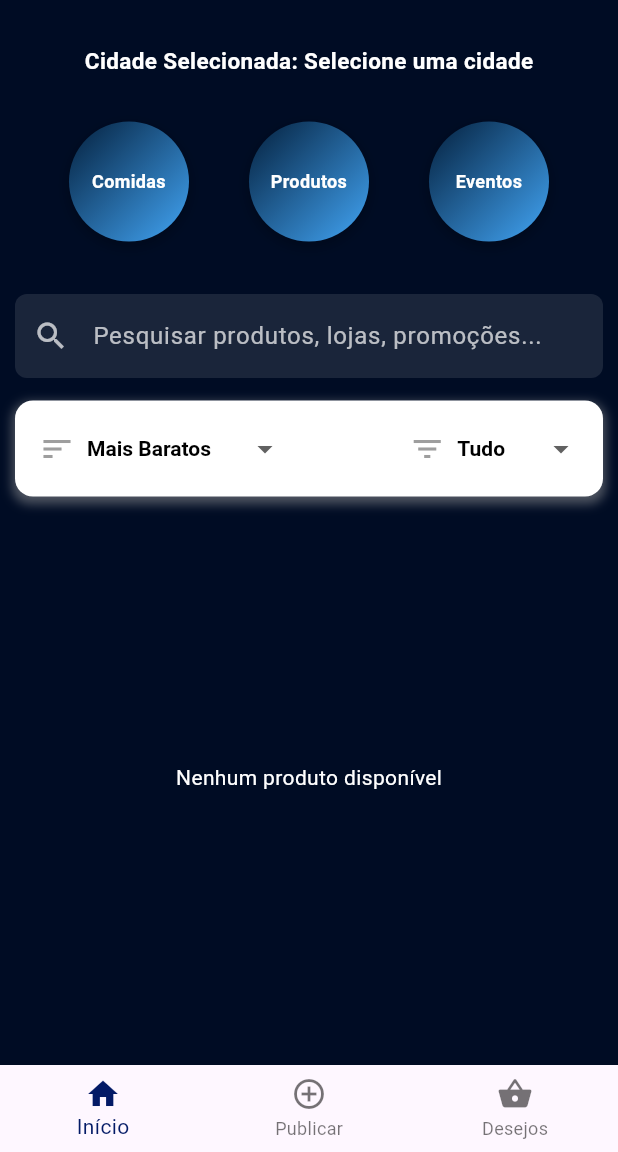
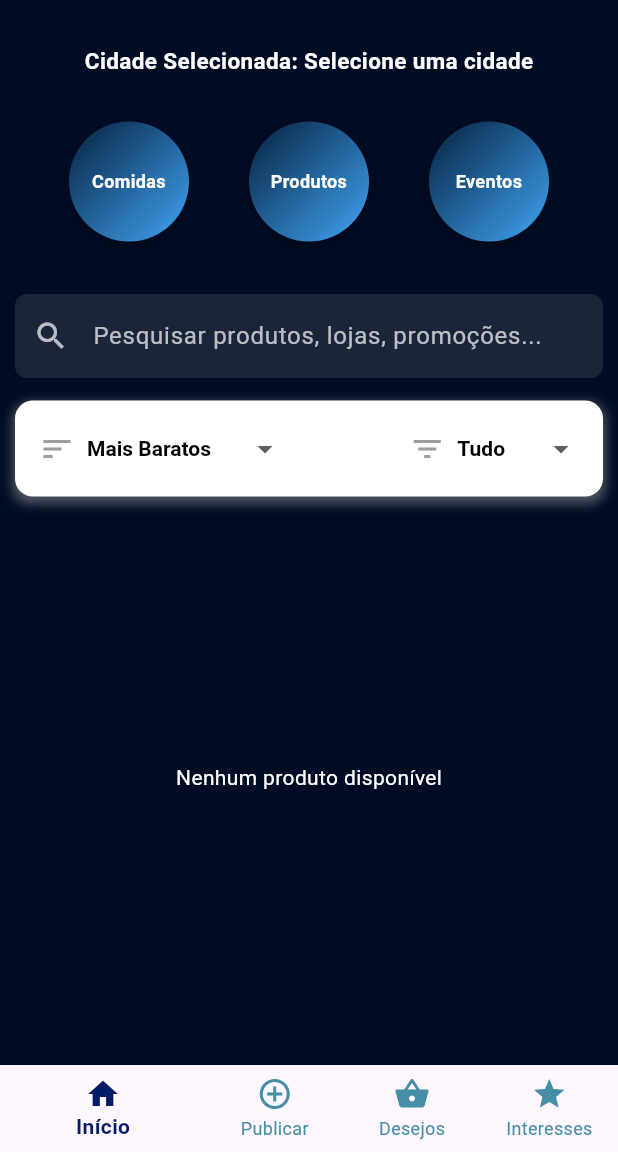
Before and after one commit to CaioAndersonMM/PromoApp-Flutter, a Flutter app: the screen it shows after launch, after a tap on "Comidas", on a phone screen of 412 x 824 dp, the part 84-1236 px from its top. Run offline on Flutter 3.47's test engine with Material 3 defaults, Android fonts, the phone set to English and light mode, and no system bars; our stand-ins replace cloud_firestore, firebase_core, geolocator, get, image_picker, sqflite; accounts and stored records are empty.

```diff
--- a/lib/main.dart
+++ b/lib/main.dart
@@ -3,6 +3,8 @@ import 'dart:io';
 import 'package:flutter/material.dart';
 import 'package:get/get.dart';
 import 'package:meu_app/controllers/produto_controller.dart';
+import 'package:meu_app/controllers/comida_controller.dart';
+import 'package:meu_app/controllers/evento_controller.dart';
 import 'package:meu_app/models/product_item.dart';
 import 'package:meu_app/pages/desejosPage.dart';
 import 'package:meu_app/pages/user_profile.dart';
@@ -23,12 +25,8 @@ import 'package:path_provider/path_provider.dart';
 
 void main() async {
   WidgetsFlutterBinding.ensureInitialized();
+  await Firebase.initializeApp();
   Get.put(MyHomePageController());
-
-  await Firebase.initializeApp(
-    options: DefaultFirebaseOptions.currentPlatform,
-  );
-
   runApp(const MyApp());
 }
 
@@ -54,6 +52,8 @@ class MyHomePage extends StatelessWidget {
 
   final MyHomePageController controller = Get.put(MyHomePageController());
   final ProdutosController controllerProduto = Get.put(ProdutosController());
+  final ComidasController controllerComida = Get.put(ComidasController());
+  final EventosController controllerEvento = Get.put(EventosController());
 
   Future<void> showProductForm(String imageUrl) async {
     final TextEditingController nameController = TextEditingController();
@@ -119,14 +119,22 @@ class MyHomePage extends StatelessWidget {
                   onPressed: () {
                     double price = double.tryParse(priceController.text) ?? 0.0;
 
-                    // Cria o objeto do produto e adiciona ao Firestore
-                    controllerProduto.addProduct(ProductItem(
+                    // Cria o objeto do produto
+                    ProductItem product = ProductItem(
                       name: nameController.text,
                       imageUrl: imageUrl,
                       location: locationController.text,
                       price: price,
-                      type: selectedType, // Usa o tipo selecionado
-                    ));
+                      type: selectedType,
+                    );
+                    // Chama o controlador apropriado com base no tipo selecionado
+                    if (selectedType == 'Comida') {
+                      controllerComida.addProduct(product);
+                    } else if (selectedType == 'Produto') {
+                      controllerProduto.addProduct(product);
+                    } else if (selectedType == 'Evento') {
+                      controllerEvento.addEvent(product);
+                    }
 
                     Navigator.of(context).pop(); // Fecha o dialog
                   },
@@ -258,9 +266,27 @@ class MyHomePage extends StatelessWidget {
                 icon: Icon(Icons.shopping_basket),
                 label: 'Desejos',
               ),
+              BottomNavigationBarItem(
+                icon:
+                    Icon(Icons.star),
+                label: 'Interesses',
+              ),
             ],
             currentIndex: controller.selectedIndex.value,
-            selectedItemColor: const Color.fromARGB(255, 3, 26, 102),
+            selectedItemColor: const Color.fromARGB(
+                255, 3, 26, 102), // Cor dos itens selecionados
+            unselectedItemColor: const Color.fromARGB(255, 70, 142,
+                167),
+            showSelectedLabels: true,
+            showUnselectedLabels:
+                true,
+            selectedLabelStyle: const TextStyle(
+              fontWeight: FontWeight.bold,
+              color: Color.fromARGB(255, 3, 26, 102),
+            ),
+            unselectedLabelStyle: const TextStyle(
+              color: Color.fromARGB(255, 70, 142, 167),
+            ),
             onTap: (index) async {
               if (controller.selectedCity.value == 'Selecione uma cidade') {
                 controller.showCitySelectionAlert();
@@ -273,6 +299,9 @@ class MyHomePage extends StatelessWidget {
                   await _pickImageFromCamera();
                 } else if (index == 2) {
                   Get.offNamed('/desejo');
+                } else if (index == 3) {
+                  Get.offNamed(
+                      '/interesses');
                 }
               }
             },
```
